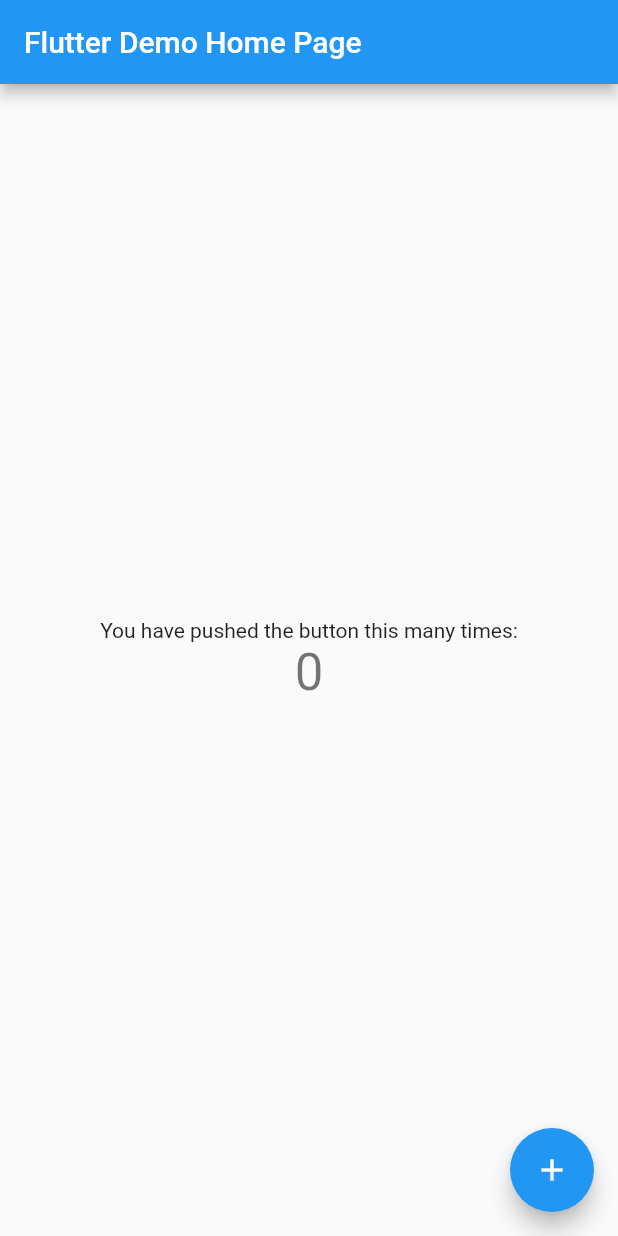
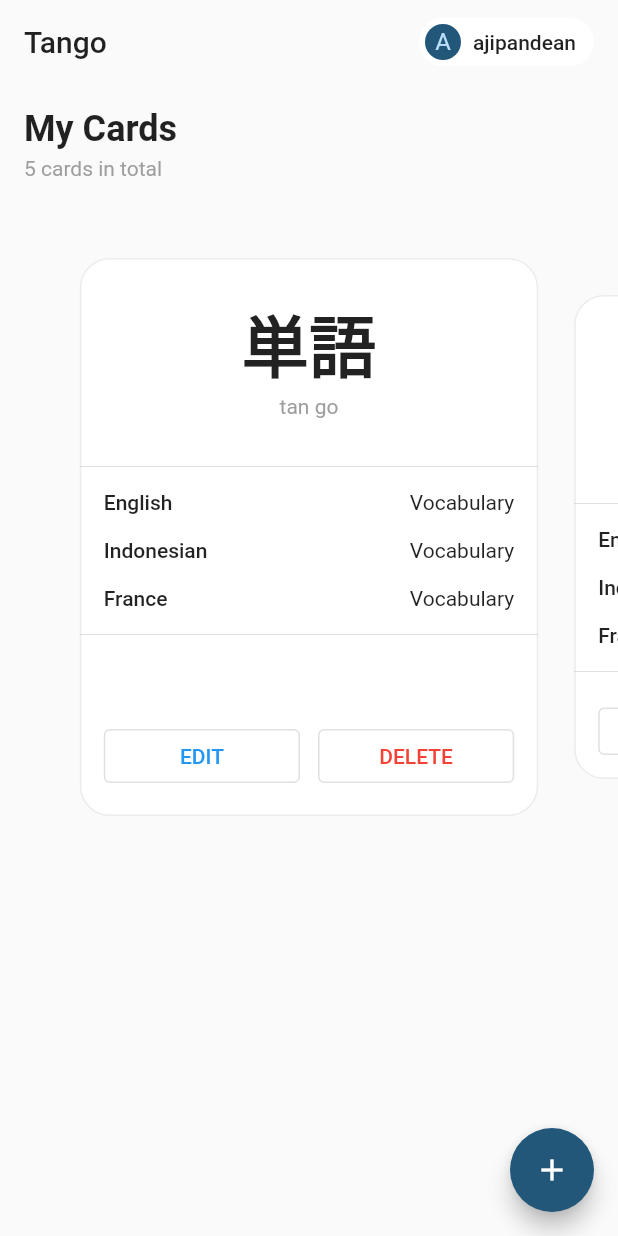
Before and after one commit to ajipandean/tango, a Flutter app: the screen it shows after launch, on a phone screen of 412 x 824 dp. Run offline on Flutter 3.47's test engine with Material 2 defaults, Android fonts, the light colour scheme and no system bars; drawn by our look-alikes of carousel_slider.

Commit message:
added home screen

```diff
--- a/lib/main.dart
+++ b/lib/main.dart
@@ -1,115 +1,4 @@
 import 'package:flutter/material.dart';
+import 'package:tango/tango.dart';
 
-void main() {
-  runApp(const MyApp());
-}
-
-class MyApp extends StatelessWidget {
-  const MyApp({Key? key}) : super(key: key);
-
-  // This widget is the root of your application.
-  @override
-  Widget build(BuildContext context) {
-    return MaterialApp(
-      title: 'Flutter Demo',
-      theme: ThemeData(
-        // This is the theme of your application.
-        //
-        // Try running your application with "flutter run". You'll see the
-        // application has a blue toolbar. Then, without quitting the app, try
-        // changing the primarySwatch below to Colors.green and then invoke
-        // "hot reload" (press "r" in the console where you ran "flutter run",
-        // or simply save your changes to "hot reload" in a Flutter IDE).
-        // Notice that the counter didn't reset back to zero; the application
-        // is not restarted.
-        primarySwatch: Colors.blue,
-      ),
-      home: const MyHomePage(title: 'Flutter Demo Home Page'),
-    );
-  }
-}
-
-class MyHomePage extends StatefulWidget {
-  const MyHomePage({Key? key, required this.title}) : super(key: key);
-
-  // This widget is the home page of your application. It is stateful, meaning
-  // that it has a State object (defined below) that contains fields that affect
-  // how it looks.
-
-  // This class is the configuration for the state. It holds the values (in this
-  // case the title) provided by the parent (in this case the App widget) and
-  // used by the build method of the State. Fields in a Widget subclass are
-  // always marked "final".
-
-  final String title;
-
-  @override
-  State<MyHomePage> createState() => _MyHomePageState();
-}
-
-class _MyHomePageState extends State<MyHomePage> {
-  int _counter = 0;
-
-  void _incrementCounter() {
-    setState(() {
-      // This call to setState tells the Flutter framework that something has
-      // changed in this State, which causes it to rerun the build method below
-      // so that the display can reflect the updated values. If we changed
-      // _counter without calling setState(), then the build method would not be
-      // called again, and so nothing would appear to happen.
-      _counter++;
-    });
-  }
-
-  @override
-  Widget build(BuildContext context) {
-    // This method is rerun every time setState is called, for instance as done
-    // by the _incrementCounter method above.
-    //
-    // The Flutter framework has been optimized to make rerunning build methods
-    // fast, so that you can just rebuild anything that needs updating rather
-    // than having to individually change instances of widgets.
-    return Scaffold(
-      appBar: AppBar(
-        // Here we take the value from the MyHomePage object that was created by
-        // the App.build method, and use it to set our appbar title.
-        title: Text(widget.title),
-      ),
-      body: Center(
-        // Center is a layout widget. It takes a single child and positions it
-        // in the middle of the parent.
-        child: Column(
-          // Column is also a layout widget. It takes a list of children and
-          // arranges them vertically. By default, it sizes itself to fit its
-          // children horizontally, and tries to be as tall as its parent.
-          //
-          // Invoke "debug painting" (press "p" in the console, choose the
-          // "Toggle Debug Paint" action from the Flutter Inspector in Android
-          // Studio, or the "Toggle Debug Paint" command in Visual Studio Code)
-          // to see the wireframe for each widget.
-          //
-          // Column has various properties to control how it sizes itself and
-          // how it positions its children. Here we use mainAxisAlignment to
-          // center the children vertically; the main axis here is the vertical
-          // axis because Columns are vertical (the cross axis would be
-          // horizontal).
-          mainAxisAlignment: MainAxisAlignment.center,
-          children: <Widget>[
-            const Text(
-              'You have pushed the button this many times:',
-            ),
-            Text(
-              '$_counter',
-              style: Theme.of(context).textTheme.headline4,
-            ),
-          ],
-        ),
-      ),
-      floatingActionButton: FloatingActionButton(
-        onPressed: _incrementCounter,
-        tooltip: 'Increment',
-        child: const Icon(Icons.add),
-      ), // This trailing comma makes auto-formatting nicer for build methods.
-    );
-  }
-}
+void main() => runApp(const Tango());
--- /dev/null
+++ b/lib/screens/home/components/carousel_item.dart
@@ -0,0 +1,87 @@
+import 'package:flutter/material.dart';
+import 'package:tango/screens/home/components/translation_item.dart';
+
+class CarouselItem extends StatelessWidget {
+  const CarouselItem({
+    Key? key,
+  }) : super(key: key);
+
+  @override
+  Widget build(BuildContext context) {
+    return Builder(
+      builder: (BuildContext context) {
+        return Container(
+          width: MediaQuery.of(context).size.width,
+          margin: const EdgeInsets.symmetric(horizontal: 8),
+          child: Card(
+            elevation: 0,
+            shape: RoundedRectangleBorder(
+              borderRadius: BorderRadius.circular(20),
+              side: BorderSide(
+                width: 1,
+                color: Colors.grey.withOpacity(0.2),
+              ),
+            ),
+            child: Column(
+              children: [
+                Padding(
+                  padding: const EdgeInsets.all(24),
+                  child: Column(
+                    children: [
+                      Text(
+                        '単語',
+                        style: Theme.of(context).textTheme.headline3!.copyWith(
+                              fontWeight: FontWeight.bold,
+                              color: Colors.black87,
+                            ),
+                      ),
+                      const Text(
+                        'tan go',
+                        style: TextStyle(color: Colors.grey),
+                      ),
+                    ],
+                  ),
+                ),
+                const Divider(),
+                const TranslationItem(language: 'English'),
+                const TranslationItem(language: 'Indonesian'),
+                const TranslationItem(language: 'France'),
+                const Divider(),
+                Expanded(
+                  child: Padding(
+                    padding: const EdgeInsets.all(16),
+                    child: Row(
+                      crossAxisAlignment: CrossAxisAlignment.end,
+                      children: [
+                        Expanded(
+                          child: SizedBox(
+                            child: OutlinedButton(
+                              onPressed: () {},
+                              child: Text('Edit'.toUpperCase()),
+                            ),
+                          ),
+                        ),
+                        const SizedBox(width: 12),
+                        Expanded(
+                          child: SizedBox(
+                            child: OutlinedButton(
+                              onPressed: () {},
+                              style: OutlinedButton.styleFrom(
+                                primary: Colors.red,
+                              ),
+                              child: Text('Delete'.toUpperCase()),
+                            ),
+                          ),
+                        ),
+                      ],
+                    ),
+                  ),
+                ),
+              ],
+            ),
+          ),
+        );
+      },
+    );
+  }
+}
--- /dev/null
+++ b/lib/screens/home/components/translation_item.dart
@@ -0,0 +1,36 @@
+import 'package:flutter/material.dart';
+
+class TranslationItem extends StatelessWidget {
+  const TranslationItem({
+    Key? key,
+    required this.language,
+  }) : super(key: key);
+
+  final String language;
+
+  @override
+  Widget build(BuildContext context) {
+    return ListTile(
+      dense: true,
+      contentPadding: const EdgeInsets.symmetric(
+        vertical: 0,
+        horizontal: 16,
+      ),
+      visualDensity: const VisualDensity(
+        horizontal: 0,
+        vertical: -4,
+      ),
+      title: Text(
+        language,
+        style: Theme.of(context).textTheme.bodyText1,
+      ),
+      trailing: Text(
+        'Vocabulary',
+        style: Theme.of(context)
+            .textTheme
+            .bodyText1!
+            .copyWith(fontWeight: FontWeight.normal),
+      ),
+    );
+  }
+}
--- /dev/null
+++ b/lib/screens/home/home_screen.dart
@@ -0,0 +1,81 @@
+import 'package:carousel_slider/carousel_slider.dart';
+import 'package:flutter/material.dart';
+import 'package:tango/screens/home/components/carousel_item.dart';
+
+class HomeScreen extends StatelessWidget {
+  const HomeScreen({Key? key}) : super(key: key);
+
+  @override
+  Widget build(BuildContext context) {
+    return Scaffold(
+      appBar: AppBar(
+        backgroundColor: Colors.transparent,
+        elevation: 0,
+        foregroundColor: Colors.black87,
+        title: const Text(
+          'Tango',
+          style: TextStyle(color: Colors.black87),
+        ),
+        actions: [
+          ActionChip(
+            backgroundColor: Colors.white,
+            avatar: CircleAvatar(
+              backgroundColor: Theme.of(context).primaryColor,
+              child: const Text('A'),
+            ),
+            label: const Text('ajipandean'),
+            onPressed: () {},
+          ),
+          const SizedBox(width: 16),
+        ],
+      ),
+      body: SafeArea(
+        child: Column(
+          crossAxisAlignment: CrossAxisAlignment.start,
+          children: [
+            Padding(
+              padding: const EdgeInsets.all(16),
+              child: Column(
+                crossAxisAlignment: CrossAxisAlignment.start,
+                children: [
+                  Text(
+                    'My Cards',
+                    style: Theme.of(context)
+                        .textTheme
+                        .headline5!
+                        .copyWith(fontWeight: FontWeight.w600),
+                  ),
+                  const SizedBox(height: 4),
+                  const Text(
+                    '5 cards in total',
+                    style: TextStyle(color: Colors.grey),
+                  ),
+                ],
+              ),
+            ),
+            const SizedBox(height: 32),
+            CarouselSlider(
+              options: CarouselOptions(
+                height: 380,
+                enableInfiniteScroll: false,
+                enlargeCenterPage: true,
+                enlargeStrategy: CenterPageEnlargeStrategy.height,
+              ),
+              items: [1, 2].map((int index) {
+                return const CarouselItem();
+              }).toList(),
+            ),
+          ],
+        ),
+      ),
+      floatingActionButton: FloatingActionButton(
+        child: const Icon(
+          Icons.add,
+          color: Colors.white,
+        ),
+        backgroundColor: Theme.of(context).primaryColor,
+        onPressed: () {},
+      ),
+    );
+  }
+}
--- /dev/null
+++ b/lib/tango.dart
@@ -0,0 +1,21 @@
+import 'package:flutter/material.dart';
+import 'package:tango/screens/home/home_screen.dart';
+
+class Tango extends StatelessWidget {
+  const Tango({Key? key}) : super(key: key);
+
+  @override
+  Widget build(BuildContext context) {
+    return MaterialApp(
+      debugShowCheckedModeBanner: false,
+      theme: ThemeData(
+        primaryColor: const Color(0xFF22577A),
+        scaffoldBackgroundColor: const Color(0xFFFAFAFA),
+      ),
+      initialRoute: '/',
+      routes: <String, WidgetBuilder>{
+        '/': (BuildContext context) => const HomeScreen(),
+      },
+    );
+  }
+}
--- a/pubspec.yaml
+++ b/pubspec.yaml
@@ -34,6 +34,7 @@
   # The following adds the Cupertino Icons font to your application.
   # Use with the CupertinoIcons class for iOS style icons.
   cupertino_icons: ^1.0.2
+  carousel_slider: ^4.0.0
 
 dev_dependencies:
   flutter_test:
```
Also changed, not shown: pubspec.lock, 1 other file.
